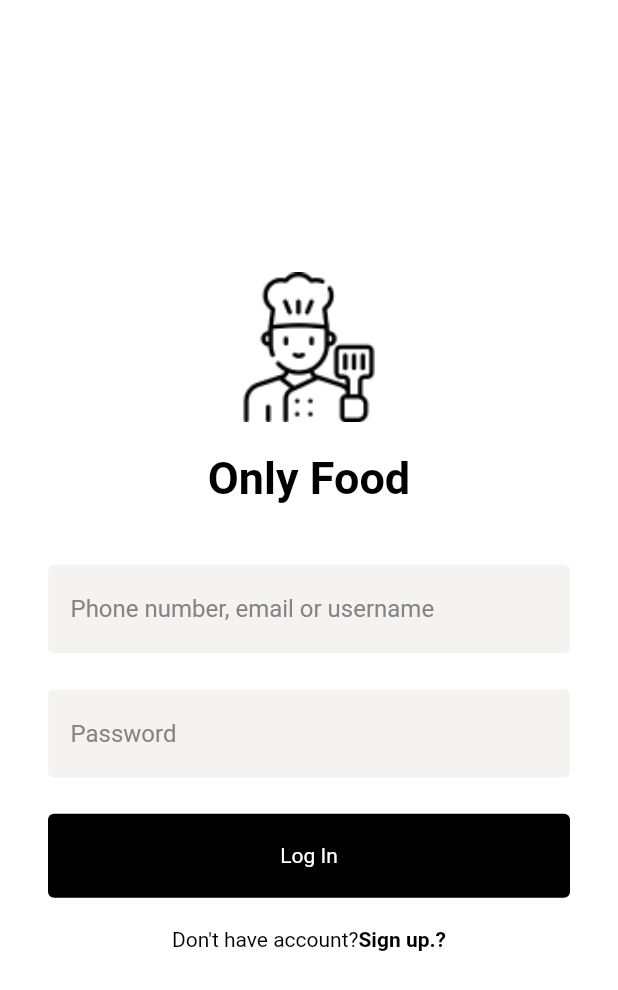
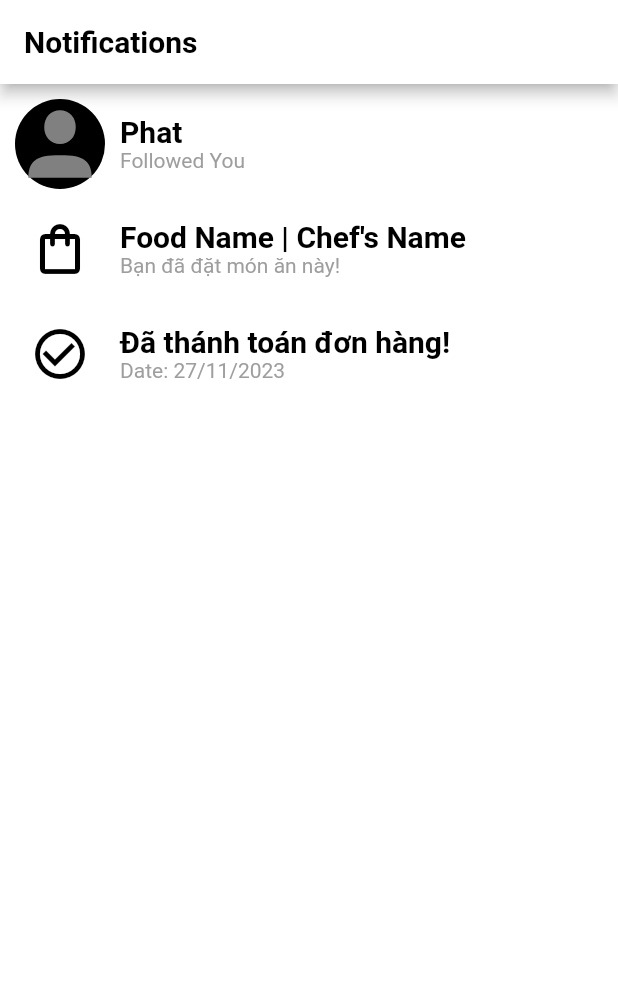
Before and after one commit to OnlyFoodApp/onlyfood_mo, a Flutter app: the screen it shows after launch, on a phone screen of 412 x 824 dp. Shown: the top 990 px of the screen. Run offline on Flutter 3.47's test engine with Material 2 defaults, Android fonts, the light colour scheme and no system bars; our stand-ins replace firebase_core, flutter_svg, image_picker, jwt_decoder, shared_preferences; accounts and stored records are empty.

Commit message:
create ui notificate

```diff
--- a/onlyfood_mo/lib/main.dart
+++ b/onlyfood_mo/lib/main.dart
@@ -13,6 +13,7 @@ import 'package:onlyfood_mo/screens/create_post/create_post_screen.dart';
 import 'package:onlyfood_mo/screens/login/login_screen.dart';
 
 import 'package:onlyfood_mo/screens/newfeeds/newfeed_screen.dart';
+import 'package:onlyfood_mo/screens/notificate/notificate_screen.dart';
 
 import 'package:onlyfood_mo/screens/post/view_post_detail.dart';
 
@@ -59,6 +60,6 @@ class MyApp extends StatelessWidget {
         theme: ThemeData.dark().copyWith(
           scaffoldBackgroundColor: mobileBackgroundColor,
         ),
-        home: LoginScreen());
+        home: NotificateScreen());
   }
 }
--- /dev/null
+++ b/onlyfood_mo/lib/screens/notificate/notificate_screen.dart
@@ -0,0 +1,170 @@
+import 'package:flutter/material.dart';
+import 'package:flutter_svg/svg.dart';
+
+class NotificateScreen extends StatefulWidget {
+  NotificateScreen({Key? key}) : super(key: key);
+
+  @override
+  _NotificateScreenState createState() => _NotificateScreenState();
+}
+
+class _NotificateScreenState extends State<NotificateScreen> {
+  @override
+  Widget build(BuildContext context) {
+    return Scaffold(
+        appBar: AppBar(
+          backgroundColor: Colors.white,
+          title: const Text('Notifications',
+              style:
+                  TextStyle(color: Colors.black, fontWeight: FontWeight.bold)),
+        ),
+        body: Column(
+          children: [
+            Container(
+              margin: EdgeInsets.only(top: 10),
+              child: Row(
+                children: [
+                  SizedBox(
+                    width: 10,
+                  ),
+                  Container(
+                    width: 60,
+                    height: 60,
+                    child: CircleAvatar(
+                      child: SvgPicture.asset(
+                        "assets/default_avatar.svg",
+                        width: 100,
+                        height: 100,
+                        fit: BoxFit.cover,
+                      ),
+                    ),
+                  ),
+                  Container(
+                    width: 260,
+                    height: 50,
+                    padding: const EdgeInsets.only(left: 10, top: 5, right: 10),
+                    child: const Column(
+                      crossAxisAlignment: CrossAxisAlignment.start,
+                      children: [
+                        Row(
+                          children: [
+                            Text(
+                              "Phat",
+                              textAlign: TextAlign.left,
+                              style: TextStyle(
+                                  fontWeight: FontWeight.bold,
+                                  color: Colors.black,
+                                  fontSize: 20),
+                            ),
+                          ],
+                        ),
+                        Text(
+                          "Followed You",
+                          style: TextStyle(
+                              fontWeight: FontWeight.normal,
+                              color: Colors.grey),
+                        ),
+                      ],
+                    ),
+                  )
+                ],
+              ),
+            ),
+            Container(
+              margin: EdgeInsets.only(top: 10),
+              child: Row(
+                children: [
+                  SizedBox(
+                    width: 10,
+                  ),
+                  Container(
+                    width: 60,
+                    height: 60,
+                    child: const Icon(
+                      Icons.shopping_bag_outlined,
+                      color: Colors.black,
+                      size: 40,
+                    ),
+                  ),
+                  Container(
+                    width: 260,
+                    height: 50,
+                    padding: const EdgeInsets.only(left: 10, top: 5, right: 10),
+                    child: const Column(
+                      crossAxisAlignment: CrossAxisAlignment.start,
+                      children: [
+                        Row(
+                          children: [
+                            Text(
+                              "Food Name | Chef's Name",
+                              textAlign: TextAlign.left,
+                              style: TextStyle(
+                                  fontWeight: FontWeight.bold,
+                                  color: Colors.black,
+                                  fontSize: 20),
+                            ),
+                          ],
+                        ),
+                        Text(
+                          "Bạn đã đặt món ăn này!",
+                          style: TextStyle(
+                              fontWeight: FontWeight.normal,
+                              color: Colors.grey),
+                        ),
+                      ],
+                    ),
+                  )
+                ],
+              ),
+            ),
+            Container(
+              margin: EdgeInsets.only(top: 10),
+              child: Row(
+                children: [
+                  SizedBox(
+                    width: 10,
+                  ),
+                  Container(
+                    width: 60,
+                    height: 60,
+                    child: const Icon(
+                      Icons.check_circle_outline,
+                      color: Colors.black,
+                      size: 40,
+                    ),
+                  ),
+                  Container(
+                    width: 260,
+                    height: 50,
+                    padding: const EdgeInsets.only(left: 10, top: 5, right: 10),
+                    child: const Column(
+                      crossAxisAlignment: CrossAxisAlignment.start,
+                      children: [
+                        Row(
+                          children: [
+                            Text(
+                              "Đã thánh toán đơn hàng!",
+                              textAlign: TextAlign.left,
+                              style: TextStyle(
+                                  fontWeight: FontWeight.bold,
+                                  color: Colors.black,
+                                  fontSize: 20),
+                            ),
+                          ],
+                        ),
+                        Text(
+                          "Date: 27/11/2023",
+                          style: TextStyle(
+                              fontWeight: FontWeight.normal,
+                              color: Colors.grey),
+                        ),
+                      ],
+                    ),
+                  )
+                ],
+              ),
+            )
+          ],
+        ));
+  }
+}
```
